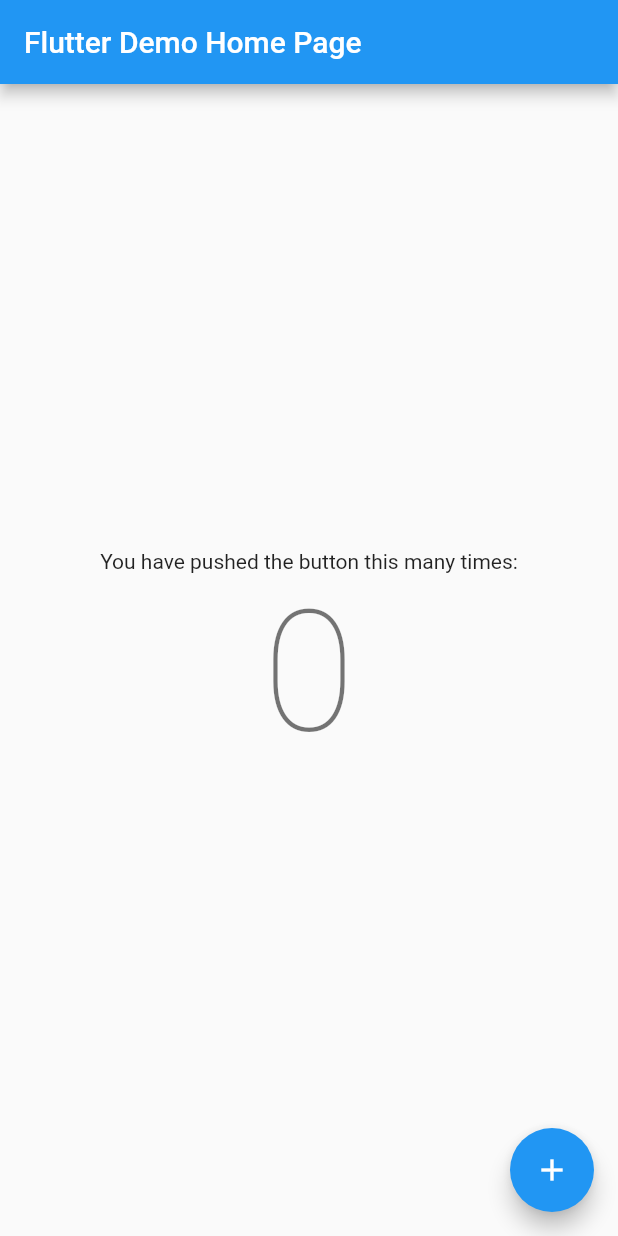
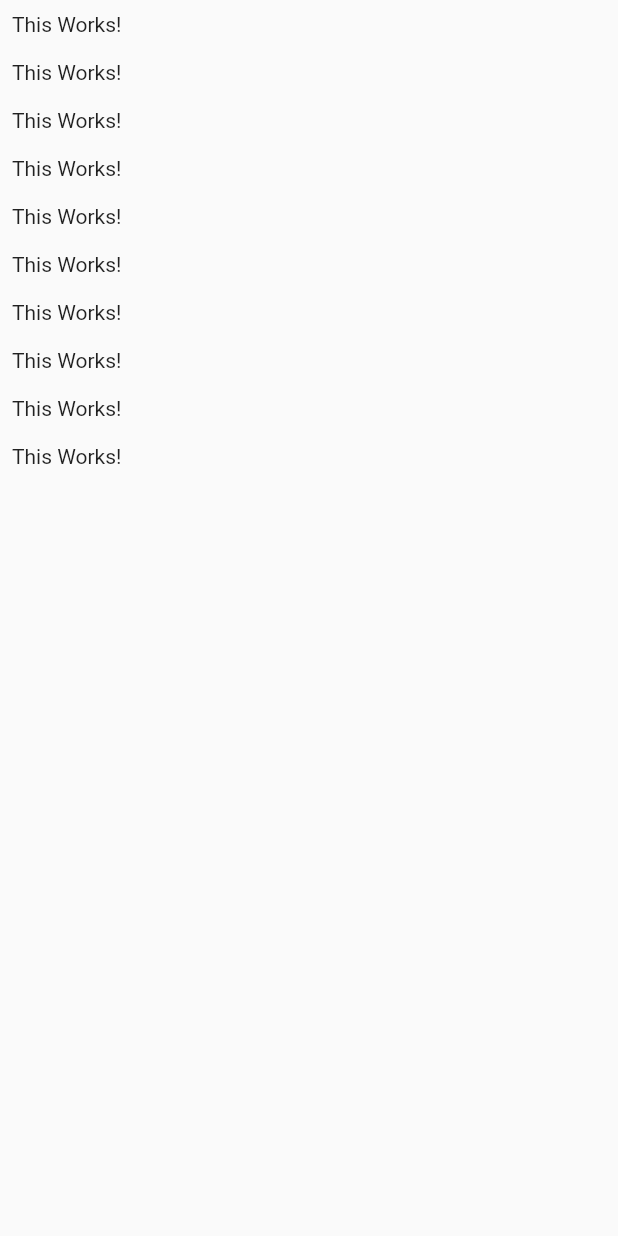
Before and after one commit to jiahaoliuliu/FlutterAndDartTheCompleteGuide-2022Edition, a Flutter app: the screen it shows after launch, on a phone screen of 412 x 824 dp. Run offline on Flutter 3.47's test engine with Material 2 defaults, Android fonts, the phone set to English and light mode, and no system bars.

Commit message:
Section14: Modified the main screen to show the chat list screen

```diff
--- a/section14/lib/main.dart
+++ b/section14/lib/main.dart
@@ -1,4 +1,5 @@
 import 'package:flutter/material.dart';
+import 'package:flutter_complete_guide/screens/chat_screen.dart';
 
 void main() => runApp(MyApp());
 
@@ -7,105 +8,11 @@ class MyApp extends StatelessWidget {
   @override
   Widget build(BuildContext context) {
     return MaterialApp(
-      title: 'Flutter Demo',
+      title: 'Flutter chat',
       theme: ThemeData(
-        // This is the theme of your application.
-        //
-        // Try running your application with "flutter run". You'll see the
-        // application has a blue toolbar. Then, without quitting the app, try
-        // changing the primarySwatch below to Colors.green and then invoke
-        // "hot reload" (press "r" in the console where you ran "flutter run",
-        // or simply save your changes to "hot reload" in a Flutter IDE).
-        // Notice that the counter didn't reset back to zero; the application
-        // is not restarted.
         primarySwatch: Colors.blue,
       ),
-      home: MyHomePage(title: 'Flutter Demo Home Page'),
+      home: ChatScreen(),
     );
   }
 }
-
-class MyHomePage extends StatefulWidget {
-  MyHomePage({Key key, this.title}) : super(key: key);
-
-  // This widget is the home page of your application. It is stateful, meaning
-  // that it has a State object (defined below) that contains fields that affect
-  // how it looks.
-
-  // This class is the configuration for the state. It holds the values (in this
-  // case the title) provided by the parent (in this case the App widget) and
-  // used by the build method of the State. Fields in a Widget subclass are
-  // always marked "final".
-
-  final String title;
-
-  @override
-  _MyHomePageState createState() => _MyHomePageState();
-}
-
-class _MyHomePageState extends State<MyHomePage> {
-  int _counter = 0;
-
-  void _incrementCounter() {
-    setState(() {
-      // This call to setState tells the Flutter framework that something has
-      // changed in this State, which causes it to rerun the build method below
-      // so that the display can reflect the updated values. If we changed
-      // _counter without calling setState(), then the build method would not be
-      // called again, and so nothing would appear to happen.
-      _counter++;
-    });
-  }
-
-  @override
-  Widget build(BuildContext context) {
-    // This method is rerun every time setState is called, for instance as done
-    // by the _incrementCounter method above.
-    //
-    // The Flutter framework has been optimized to make rerunning build methods
-    // fast, so that you can just rebuild anything that needs updating rather
-    // than having to individually change instances of widgets.
-    return Scaffold(
-      appBar: AppBar(
-        // Here we take the value from the MyHomePage object that was created by
-        // the App.build method, and use it to set our appbar title.
-        title: Text(widget.title),
-      ),
-      body: Center(
-        // Center is a layout widget. It takes a single child and positions it
-        // in the middle of the parent.
-        child: Column(
-          // Column is also a layout widget. It takes a list of children and
-          // arranges them vertically. By default, it sizes itself to fit its
-          // children horizontally, and tries to be as tall as its parent.
-          //
-          // Invoke "debug painting" (press "p" in the console, choose the
-          // "Toggle Debug Paint" action from the Flutter Inspector in Android
-          // Studio, or the "Toggle Debug Paint" command in Visual Studio Code)
-          // to see the wireframe for each widget.
-          //
-          // Column has various properties to control how it sizes itself and
-          // how it positions its children. Here we use mainAxisAlignment to
-          // center the children vertically; the main axis here is the vertical
-          // axis because Columns are vertical (the cross axis would be
-          // horizontal).
-          mainAxisAlignment: MainAxisAlignment.center,
-          children: <Widget>[
-            Text(
-              'You have pushed the button this many times:',
-            ),
-            Text(
-              '$_counter',
-              style: Theme.of(context).textTheme.headline1,
-            ),
-          ],
-        ),
-      ),
-      floatingActionButton: FloatingActionButton(
-        onPressed: _incrementCounter,
-        tooltip: 'Increment',
-        child: Icon(Icons.add),
-      ), // This trailing comma makes auto-formatting nicer for build methods.
-    );
-  }
-}
--- /dev/null
+++ b/section14/lib/screens/chat_screen.dart
@@ -0,0 +1,16 @@
+import 'package:flutter/material.dart';
+
+class ChatScreen extends StatelessWidget {
+  @override
+  Widget build(BuildContext context) {
+    return Scaffold(
+      body: ListView.builder(
+        itemCount: 10,
+        itemBuilder: (ctx, index) => Container(
+          padding: EdgeInsets.all(8),
+          child: Text('This Works!'),
+        ),
+      ),
+    );
+  }
+}
```
Also changed, not shown: section14/lib/screens/auth_screen.dart (added).
